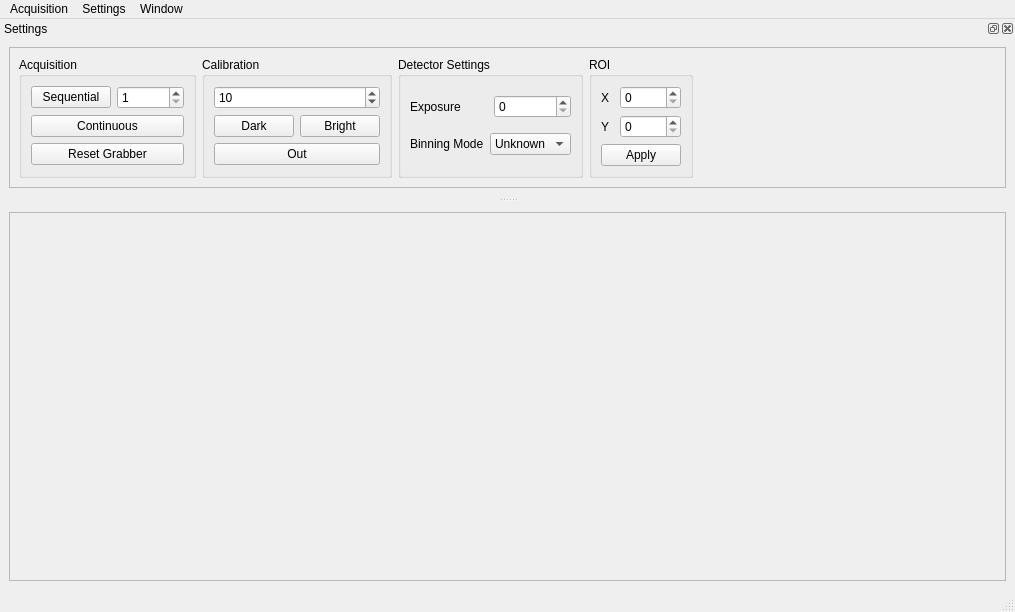
Before: the Qt Designer form mainwindow.ui in Minus-Monster/Xiso, drawn with Qt 5.
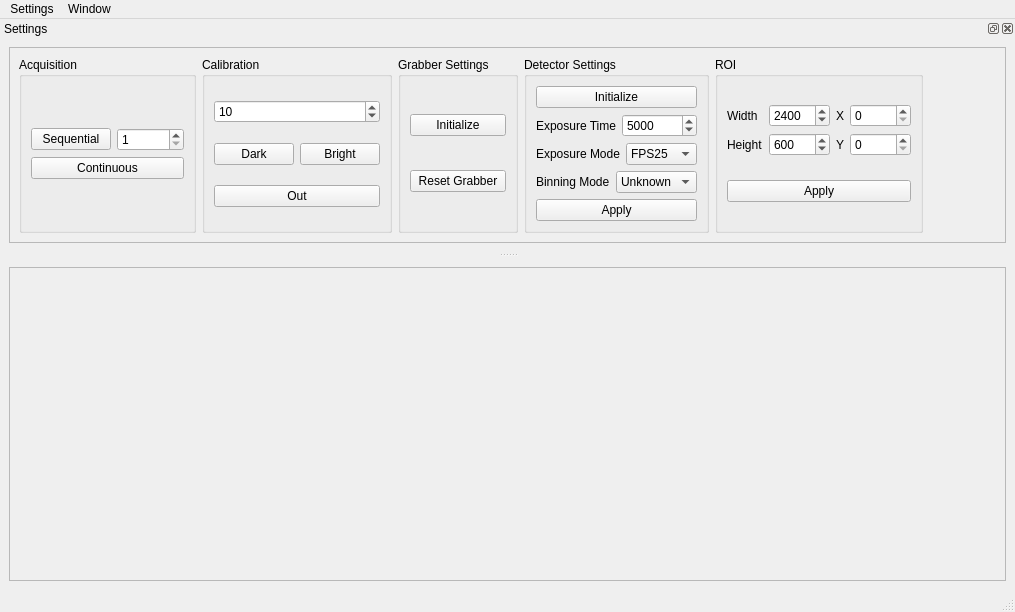
After: the same form once the commit is applied. Icons and pictures are not drawn.

What changed in the file:
```diff
--- a/mainwindow.ui
+++ b/mainwindow.ui
@@ -47,20 +47,12 @@
     <addaction name="actionGrabber"/>
     <addaction name="actionDetector"/>
    </widget>
-   <widget class="QMenu" name="menuAcquisition">
-    <property name="title">
-     <string>Acquisition</string>
-    </property>
-    <addaction name="actionSequential_Grabbing"/>
-    <addaction name="actionContinuous_Grabbing"/>
-   </widget>
    <widget class="QMenu" name="menuWindow">
     <property name="title">
      <string>Window</string>
     </property>
     <addaction name="actionPanel"/>
    </widget>
-   <addaction name="menuAcquisition"/>
    <addaction name="menuSettings"/>
    <addaction name="menuWindow"/>
   </widget>
@@ -89,6 +81,272 @@
         <enum>QFrame::Raised</enum>
        </property>
        <layout class="QGridLayout" name="gridLayout_6">
+        <item row="0" column="4">
+         <widget class="QGroupBox" name="groupBox_camera">
+          <property name="title">
+           <string>Detector Settings</string>
+          </property>
+          <layout class="QGridLayout" name="gridLayout_10">
+           <item row="3" column="0">
+            <layout class="QHBoxLayout" name="horizontalLayout_5">
+             <item>
+              <widget class="QLabel" name="label">
+               <property name="text">
+                <string>Binning Mode</string>
+               </property>
+              </widget>
+             </item>
+             <item>
+              <widget class="QComboBox" name="comboBox_BinningMode">
+               <property name="currentText">
+                <string>Unknown</string>
+               </property>
+               <item>
+                <property name="text">
+                 <string>Unknown</string>
+                </property>
+               </item>
+               <item>
+                <property name="text">
+                 <string>1X1</string>
+                </property>
+               </item>
+               <item>
+                <property name="text">
+                 <string>2X2</string>
+                </property>
+               </item>
+               <item>
+                <property name="text">
+                 <string>4X4</string>
+                </property>
+               </item>
+              </widget>
+             </item>
+            </layout>
+           </item>
+           <item row="1" column="0">
+            <layout class="QHBoxLayout" name="horizontalLayout_4">
+             <item>
+              <widget class="QLabel" name="label_exposure">
+               <property name="text">
+                <string>Exposure Time</string>
+               </property>
+              </widget>
+             </item>
+             <item>
+              <widget class="QSpinBox" name="spinBox_Exposure">
+               <property name="maximum">
+                <number>99999999</number>
+               </property>
+               <property name="value">
+                <number>5000</number>
+               </property>
+              </widget>
+             </item>
+            </layout>
+           </item>
+           <item row="0" column="0">
+            <widget class="QPushButton" name="pushButton_DetectorInitialize">
+             <property name="text">
+              <string>Initialize</string>
+             </property>
+            </widget>
+           </item>
+           <item row="2" column="0">
+            <layout class="QGridLayout" name="gridLayout_3">
+             <item row="0" column="0">
+              <widget class="QLabel" name="label_4">
+               <property name="text">
+                <string>Exposure Mode</string>
+               </property>
+              </widget>
+             </item>
+             <item row="0" column="1">
+              <widget class="QComboBox" name="comboBox_exposureMode">
+               <item>
+                <property name="text">
+                 <string>FPS25</string>
+                </property>
+               </item>
+               <item>
+                <property name="text">
+                 <string>FPS30</string>
+                </property>
+               </item>
+               <item>
+                <property name="text">
+                 <string>TRIG</string>
+                </property>
+               </item>
+               <item>
+                <property name="text">
+                 <string>SEQ</string>
+                </property>
+               </item>
+               <item>
+                <property name="text">
+                 <string>XFPS</string>
+                </property>
+               </item>
+              </widget>
+             </item>
+            </layout>
+           </item>
+           <item row="4" column="0">
+            <widget class="QPushButton" name="pushButton_detectorApply">
+             <property name="text">
+              <string>Apply</string>
+             </property>
+            </widget>
+           </item>
+          </layout>
+         </widget>
+        </item>
+        <item row="0" column="2">
+         <widget class="QGroupBox" name="groupBox_2">
+          <property name="title">
+           <string>Grabber Settings</string>
+          </property>
+          <layout class="QGridLayout" name="gridLayout_8">
+           <item row="0" column="0">
+            <widget class="QPushButton" name="pushButton_GrabberInitialize">
+             <property name="text">
+              <string>Initialize</string>
+             </property>
+            </widget>
+           </item>
+           <item row="1" column="0">
+            <widget class="QPushButton" name="pushButton_ResetGrabber">
+             <property name="text">
+              <string>Reset Grabber</string>
+             </property>
+            </widget>
+           </item>
+          </layout>
+         </widget>
+        </item>
+        <item row="0" column="5">
+         <widget class="QGroupBox" name="groupBox_ROI">
+          <property name="title">
+           <string>ROI</string>
+          </property>
+          <layout class="QGridLayout" name="gridLayout_4">
+           <item row="0" column="0">
+            <layout class="QVBoxLayout" name="verticalLayout_2">
+             <item>
+              <layout class="QHBoxLayout" name="horizontalLayout_6">
+               <item>
+                <widget class="QLabel" name="label_2">
+                 <property name="text">
+                  <string>Width</string>
+                 </property>
+                </widget>
+               </item>
+               <item>
+                <widget class="QSpinBox" name="spinBox_width">
+                 <property name="minimum">
+                  <number>1</number>
+                 </property>
+                 <property name="maximum">
+                  <number>99999</number>
+                 </property>
+                 <property name="value">
+                  <number>2400</number>
+                 </property>
+                </widget>
+               </item>
+              </layout>
+             </item>
+             <item>
+              <layout class="QHBoxLayout" name="horizontalLayout_7">
+               <item>
+                <widget class="QLabel" name="label_3">
+                 <property name="text">
+                  <string>Height</string>
+                 </property>
+                </widget>
+               </item>
+               <item>
+                <widget class="QSpinBox" name="spinBox_height">
+                 <property name="minimum">
+                  <number>1</number>
+                 </property>
+                 <property name="maximum">
+                  <number>99999</number>
+                 </property>
+                 <property name="value">
+                  <number>600</number>
+                 </property>
+                </widget>
+               </item>
+              </layout>
+             </item>
+            </layout>
+           </item>
+           <item row="0" column="1">
+            <layout class="QVBoxLayout" name="verticalLayout_3">
+             <item>
+              <layout class="QHBoxLayout" name="horizontalLayout_3">
+               <item>
+                <widget class="QLabel" name="label_roiX">
+                 <property name="text">
+                  <string>X</string>
+                 </property>
+                </widget>
+               </item>
+               <item>
+                <widget class="QSpinBox" name="spinBox_roiX">
+                 <property name="maximum">
+                  <number>99999</number>
+                 </property>
+                </widget>
+               </item>
+              </layout>
+             </item>
+             <item>
+              <layout class="QHBoxLayout" name="horizontalLayout_2">
+               <item>
+                <widget class="QLabel" name="label_roiY">
+                 <property name="text">
+                  <string>Y</string>
+                 </property>
+                </widget>
+               </item>
+               <item>
+                <widget class="QSpinBox" name="spinBox_roiY">
+                 <property name="maximum">
+                  <number>99999</number>
+                 </property>
+                </widget>
+               </item>
+              </layout>
+             </item>
+            </layout>
+           </item>
+           <item row="1" column="0" colspan="2">
+            <widget class="QPushButton" name="pushButton_roiApply">
+             <property name="text">
+              <string>Apply</string>
+             </property>
+            </widget>
+           </item>
+          </layout>
+         </widget>
+        </item>
+        <item row="0" column="6">
+         <spacer name="horizontalSpacer">
+          <property name="orientation">
+           <enum>Qt::Horizontal</enum>
+          </property>
+          <property name="sizeHint" stdset="0">
+           <size>
+            <width>40</width>
+            <height>20</height>
+           </size>
+          </property>
+         </spacer>
+        </item>
         <item row="0" column="0">
          <widget class="QGroupBox" name="groupBox_Acquisition">
           <property name="title">
@@ -128,13 +386,6 @@
                </property>
               </widget>
              </item>
-             <item>
-              <widget class="QPushButton" name="pushButton_ResetGrabber">
-               <property name="text">
-                <string>Reset Grabber</string>
-               </property>
-              </widget>
-             </item>
             </layout>
            </item>
           </layout>
@@ -180,133 +431,6 @@
           </layout>
          </widget>
         </item>
-        <item row="0" column="2">
-         <widget class="QGroupBox" name="groupBox_camera">
-          <property name="title">
-           <string>Detector Settings</string>
-          </property>
-          <layout class="QGridLayout" name="gridLayout_3">
-           <item row="0" column="0">
-            <layout class="QHBoxLayout" name="horizontalLayout_4">
-             <item>
-              <widget class="QLabel" name="label_exposure">
-               <property name="text">
-                <string>Exposure</string>
-               </property>
-              </widget>
-             </item>
-             <item>
-              <widget class="QSpinBox" name="spinBox_Exposure">
-               <property name="maximum">
-                <number>99999999</number>
-               </property>
-              </widget>
-             </item>
-            </layout>
-           </item>
-           <item row="1" column="0">
-            <layout class="QHBoxLayout" name="horizontalLayout_5">
-             <item>
-              <widget class="QLabel" name="label">
-               <property name="text">
-                <string>Binning Mode</string>
-               </property>
-              </widget>
-             </item>
-             <item>
-              <widget class="QComboBox" name="comboBox">
-               <item>
-                <property name="text">
-                 <string>Unknown</string>
-                </property>
-               </item>
-               <item>
-                <property name="text">
-                 <string>1X1</string>
-                </property>
-               </item>
-               <item>
-                <property name="text">
-                 <string>2X2</string>
-                </property>
-               </item>
-               <item>
-                <property name="text">
-                 <string>4X4</string>
-                </property>
-               </item>
-              </widget>
-             </item>
-            </layout>
-           </item>
-          </layout>
-         </widget>
-        </item>
-        <item row="0" column="3">
-         <widget class="QGroupBox" name="groupBox_ROI">
-          <property name="title">
-           <string>ROI</string>
-          </property>
-          <layout class="QGridLayout" name="gridLayout_4">
-           <item row="0" column="0">
-            <layout class="QHBoxLayout" name="horizontalLayout_3">
-             <item>
-              <widget class="QLabel" name="label_roiX">
-               <property name="text">
-                <string>X</string>
-               </property>
-              </widget>
-             </item>
-             <item>
-              <widget class="QSpinBox" name="spinBox_roiX">
-               <property name="maximum">
-                <number>99999</number>
-               </property>
-              </widget>
-             </item>
-            </layout>
-           </item>
-           <item row="1" column="0">
-            <layout class="QHBoxLayout" name="horizontalLayout_2">
-             <item>
-              <widget class="QLabel" name="label_roiY">
-               <property name="text">
-                <string>Y</string>
-               </property>
-              </widget>
-             </item>
-             <item>
-              <widget class="QSpinBox" name="spinBox_roiY">
-               <property name="maximum">
-                <number>99999</number>
-               </property>
-              </widget>
-             </item>
-            </layout>
-           </item>
-           <item row="2" column="0">
-            <widget class="QPushButton" name="pushButton_roiApply">
-             <property name="text">
-              <string>Apply</string>
-             </property>
-            </widget>
-           </item>
-          </layout>
-         </widget>
-        </item>
-        <item row="0" column="4">
-         <spacer name="horizontalSpacer">
-          <property name="orientation">
-           <enum>Qt::Horizontal</enum>
-          </property>
-          <property name="sizeHint" stdset="0">
-           <size>
-            <width>40</width>
-            <height>20</height>
-           </size>
-          </property>
-         </spacer>
-        </item>
        </layout>
       </widget>
      </item>
```
Left out of the diff: 14 changed lines with no effect on the pictures.
